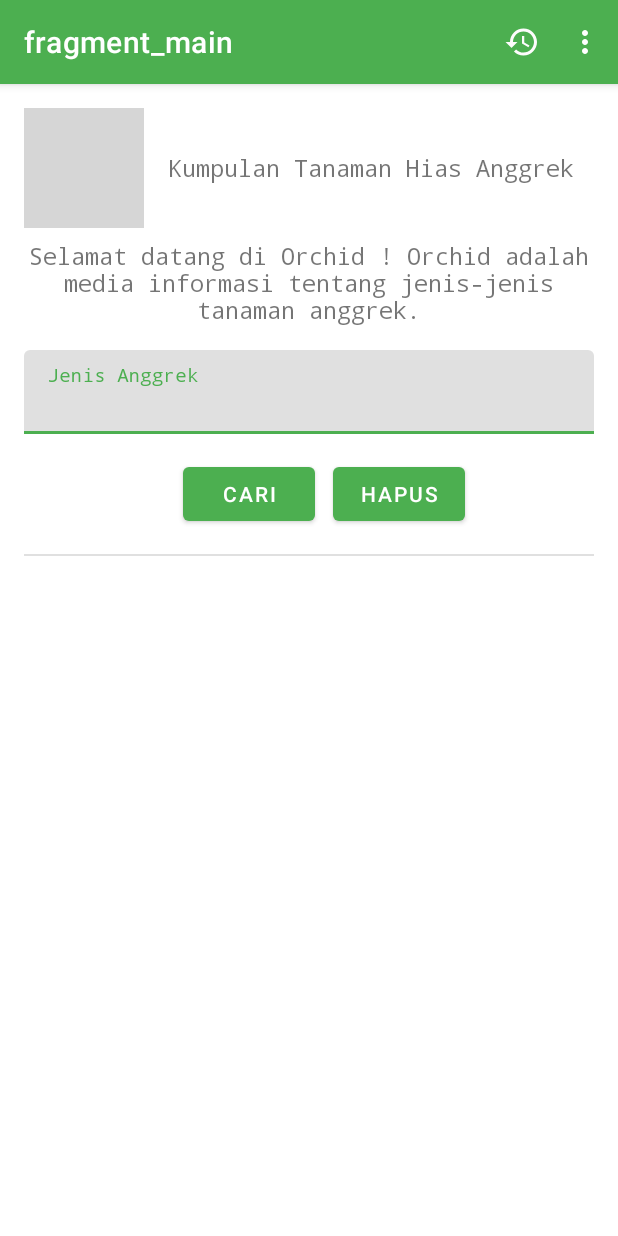
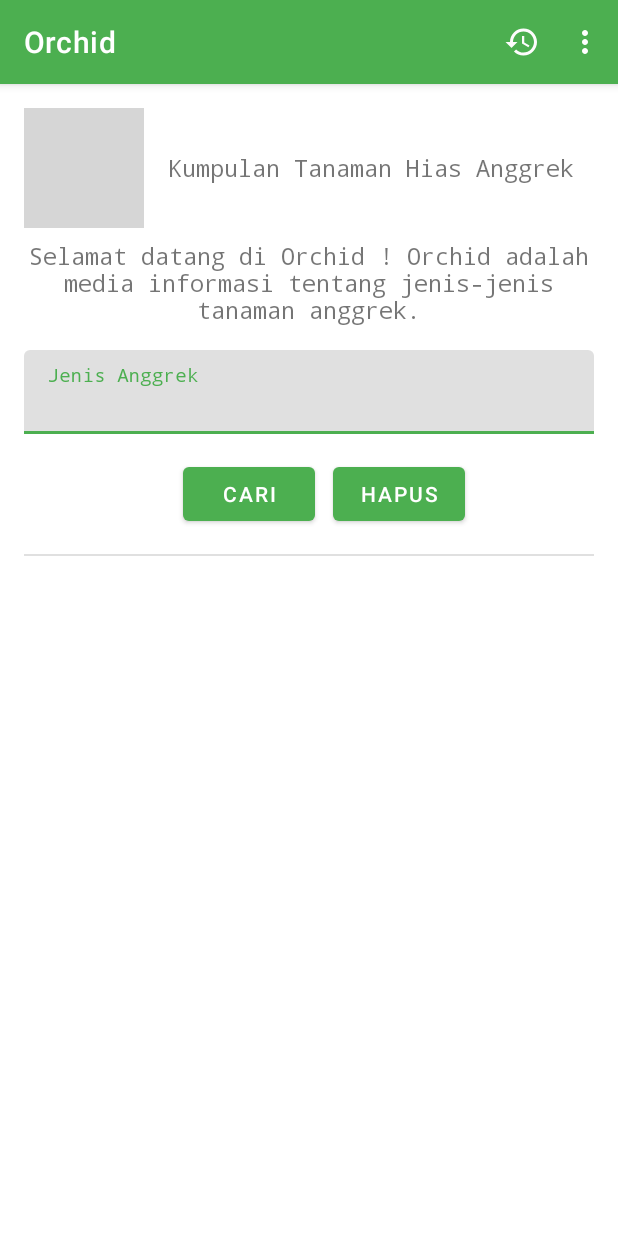
Before and after one commit to safinasp/Asessment1_Orchid_Mobpro1, an Android app: the screen it shows after launch (MainActivity), after a tap on "HAPUS", on a phone screen of 412 x 824 dp. Run offline under Robolectric (Android 15) with nearby library versions, the phone set to English and light mode, and no system bars; our stand-ins replace Room's generated code, navigation-ui; Roboto replaces fonts that are not available here; grey boxes are pictures that could not be loaded.

Commit message:
Memperbaiki button hapus dan navigation

```diff
--- a/app/src/main/java/org/d3if3030/anggrek/ui/main/MainFragment.kt
+++ b/app/src/main/java/org/d3if3030/anggrek/ui/main/MainFragment.kt
@@ -41,18 +41,10 @@ class MainFragment : Fragment() {
         viewModel.getHasilOrchid().observe(requireActivity()) { showResult(it) }
         binding.btnHapus.setOnClickListener { hapusAnggrek() }
         binding.shareButton.setOnClickListener { shareData() }
+
     }
     @SuppressLint("StringFormatMatches")
     private fun shareData() {
-//        val intent = Intent(Intent.ACTION_SEND)
-//        intent.type = "text/plain"
-//        intent.putExtra(Intent.EXTRA_SUBJECT, requireActivity().getString(R.string.app_name))
-//        intent.putExtra(
-//            Intent.EXTRA_TEXT,
-//            "Ketahui informasi tanaman anggrek di aplikasi Orchid"
-//        )
-//        requireActivity().startActivity(Intent.createChooser(intent, "Bagikan"))
-//    }
         val message = getString(R.string.bagikan_hasil,
             binding.namaAnggrek.text.toString(),
             binding.informasiAnggrek.text.toString()
@@ -70,6 +62,7 @@ class MainFragment : Fragment() {
         binding.imgAnggrek.isVisible = false
         binding.informasiAnggrek.setText(" ")
         binding.shareButton.isVisible = false
+        viewModel.clearHasilAnggrek()
     }
 
 
--- a/app/src/main/java/org/d3if3030/anggrek/ui/main/MainViewModel.kt
+++ b/app/src/main/java/org/d3if3030/anggrek/ui/main/MainViewModel.kt
@@ -28,4 +28,8 @@ class MainViewModel (private val db: OrchidDao) : ViewModel() {
         }
     }
     fun getHasilOrchid(): LiveData<HasilAnggrek?> = hasilAnggrek
+
+    fun clearHasilAnggrek() {
+        hasilAnggrek.value = null
+    }
 }
--- a/app/src/main/res/navigation/navigation.xml
+++ b/app/src/main/res/navigation/navigation.xml
@@ -8,7 +8,7 @@
     <fragment
         android:id="@+id/mainFragment"
         android:name="org.d3if3030.anggrek.ui.main.MainFragment"
-        android:label="fragment_main"
+        android:label="Orchid"
         tools:layout="@layout/fragment_main" >
         <action
             android:id="@+id/action_mainFragment_to_aboutFragment"
--- a/app/src/main/res/values/strings.xml
+++ b/app/src/main/res/values/strings.xml
@@ -50,6 +50,6 @@
     <string name="histori">Histori Pencarian</string>
     <string name="belum_ada_data">Belum Ada Data</string>
     <string name="bagikan">Bagikan</string>
-    <string name="copyright">Orchid merupakan sebuah aplikasi Android untung membagikan sebuah informasi seputar Bunga Anggrek.\n\n Aplikasi ini dibuat untuk kelas Mobile Programing 1.\n Temukan kodenya di https://github.com/safinasp/Asessment1_Orchid_Mobpro1.git\n\n\n Copyright © 2023 Safina Sinandari Pratiwi.\nAll rights reserved. </string>
+    <string name="copyright">Orchid merupakan sebuah aplikasi Android untuK membagikan sebuah informasi seputar Bunga Anggrek.\n\n Aplikasi ini dibuat untuk kelas Mobile Programing 1.\n Temukan kodenya di https://github.com/safinasp/Asessment1_Orchid_Mobpro1.git\n\n\n Copyright © 2023 Safina Sinandari Pratiwi.\nAll rights reserved. </string>
     <string name="bagikan_hasil">Nama :\n %1$s\n\n Informasi Bunga :\n %2$s \n\n</string>
 </resources>
```
